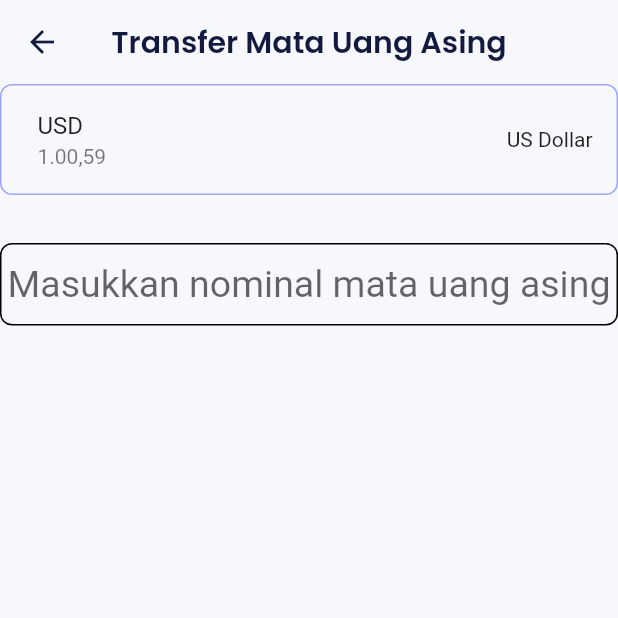
After one commit to reonaldi152/ewallet_apps, a Flutter app: the TransferDetailAsingPage screen opened directly, on a phone screen of 412 x 824 dp, the top half of it. The commit adds this screen. Run offline on Flutter 3.47's test engine with Material 2 defaults, Android fonts, the light colour scheme and no system bars; our stand-ins replace another_flushbar, bloc, built_collection, built_value, carousel_slider, charts_flutter and 5 more; missing offline and left inert: analyzer, currency_picker, flag, flutter_barcode_scanner; accounts and stored records are empty; network calls fail.

Commit message:
add transfer mata uang asing

```diff
--- a/lib/ui/pages/home_page.dart
+++ b/lib/ui/pages/home_page.dart
@@ -190,7 +190,8 @@ class _HomePageState extends State<HomePage> {
           },
           backgroundColor: purpleColor,
           child: Image.asset(
-            'assets/ic_plus_circle.png',
+            // 'assets/ic_plus_circle.png',
+            'assets/pay.png',
             width: 24,
           ),
         ),
--- /dev/null
+++ b/lib/ui/pages/transfer_detail_asing_page.dart
@@ -0,0 +1,57 @@
+import 'package:flutter/material.dart';
+
+class TransferDetailAsingPage extends StatefulWidget {
+  const TransferDetailAsingPage({super.key});
+
+  @override
+  State<TransferDetailAsingPage> createState() =>
+      _TransferDetailAsingPageState();
+}
+
+class _TransferDetailAsingPageState extends State<TransferDetailAsingPage> {
+  TextEditingController? _transferController;
+
+  @override
+  Widget build(BuildContext context) {
+    return Scaffold(
+      appBar: AppBar(
+        title: Text("Transfer Mata Uang Asing"),
+      ),
+      body: Container(
+        child: Column(
+          children: [
+            Container(
+              decoration: BoxDecoration(
+                  borderRadius: BorderRadius.circular(8),
+                  border:
+                      Border.all(color: Color.fromARGB(255, 160, 166, 247))),
+              padding: EdgeInsets.only(left: 8),
+              child: ListTile(
+                title: Text("USD"),
+                subtitle: Text("1.00,59"),
+                trailing: Text("US Dollar"),
+              ),
+            ),
+            SizedBox(height: 32),
+            Container(
+              decoration: BoxDecoration(
+                  borderRadius: BorderRadius.all(Radius.circular(8)),
+                  border: Border.all(color: Colors.black, width: 1)),
+              child: TextField(
+                controller: _transferController,
+                style: TextStyle(fontSize: 25),
+                textAlign: TextAlign.center,
+                textInputAction: TextInputAction.done,
+                keyboardType: TextInputType.number,
+                decoration: InputDecoration(
+                    hintText: "Masukkan nominal mata uang asing",
+                    border: InputBorder.none,
+                    hintStyle: TextStyle(fontSize: 25)),
+              ),
+            ),
+          ],
+        ),
+      ),
+    );
+  }
+}
```
Also changed, not shown: lib/ui/pages/money_changer_page.dart (+7 -0 lines), lib/ui/pages/success_page.dart (added, +43 -0 lines), assets/pay.png (added), assets/successful.png (added), lib/ui/pages/transfer_asing_page.dart (added).
